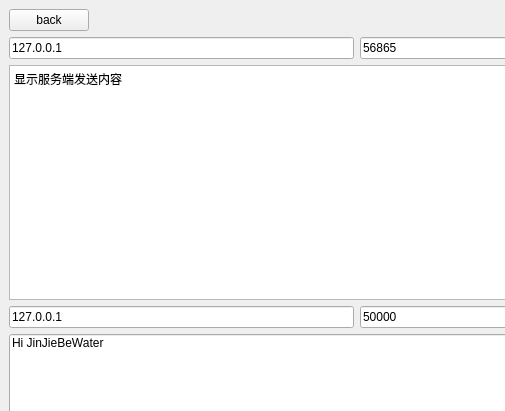
Before: the Qt Designer form src/forms/mainWindows/udpMW.ui in rrrriiiiich/iams, drawn with Qt 5; both pictures show x 0 to 505 and y 0 to 411 of the 800 by 600 pixel window.
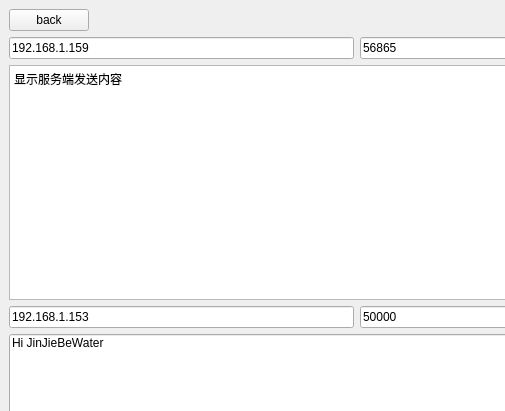
After: the same form once the commit is applied.

Patch:
```diff
--- a/src/forms/mainWindows/udpMW.ui
+++ b/src/forms/mainWindows/udpMW.ui
@@ -56,7 +56,7 @@
          </sizepolicy>
         </property>
         <property name="text">
-         <string>127.0.0.1</string>
+         <string>192.168.1.159</string>
         </property>
         <property name="placeholderText">
          <string>请输入正确ip地址</string>
@@ -99,7 +99,7 @@
       <item>
        <widget class="QLineEdit" name="sendAdderssEdit">
         <property name="text">
-         <string>127.0.0.1</string>
+         <string>192.168.1.153</string>
         </property>
         <property name="placeholderText">
          <string>请输入要发送的地址</string>
```
